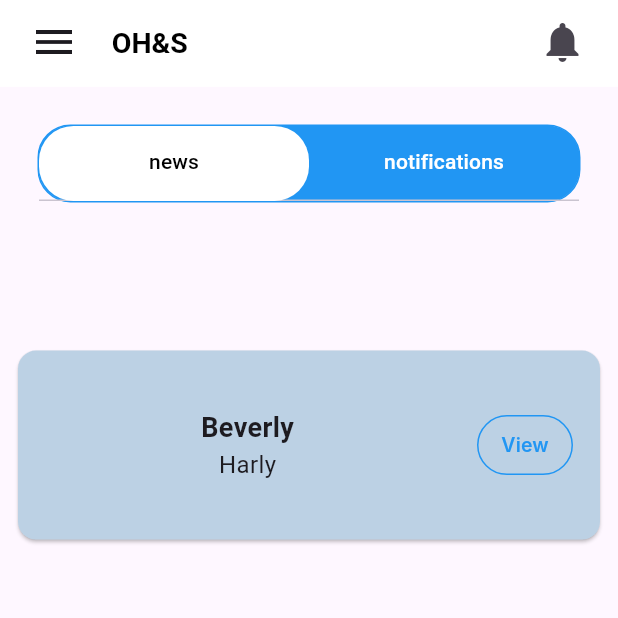
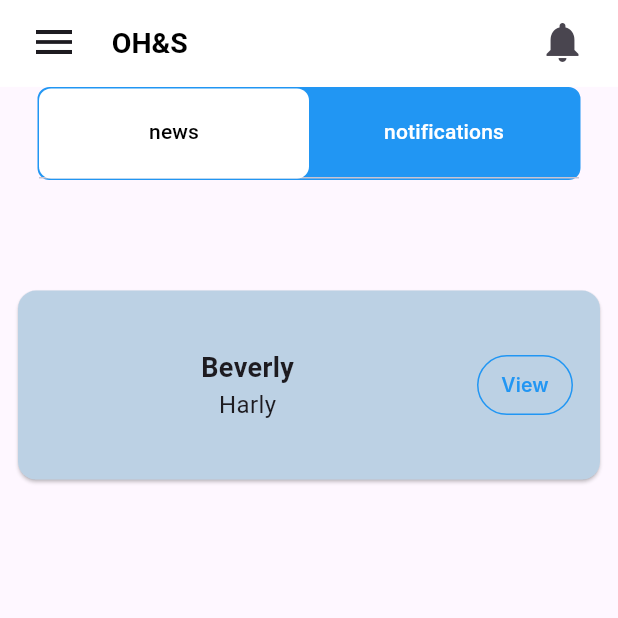
Before and after one commit to centrric-cint0033/enviroapplicationformobileusers, a Flutter app: the OhsPage screen opened directly, on a phone screen of 412 x 824 dp, the top half of it. Run offline on Flutter 3.47's test engine with Material 3 defaults, Android fonts, the phone set to English and light mode, and no system bars; our stand-ins replace auto_route, dartz, flutter_mobx, flutter_screenutil, flutter_secure_storage, flutter_svg and 6 more; missing offline and left inert: http_interceptor; accounts and stored records are empty; generated files the repository leaves out were written again; Roboto replaces fonts that are missing (Inter).

Commit message:
Ohs page created

```diff
--- a/lib/Routepage/approutes.dart
+++ b/lib/Routepage/approutes.dart
@@ -2,6 +2,8 @@
 import 'package:enviro_mobile_application/Routepage/approutes.gr.dart';
 
 import 'package:enviro_mobile_application/Routepage/routespage.dart';
+import 'package:enviro_mobile_application/view/loginpage/oh&s_page/oh&s_page.dart';
+import 'package:flutter/material.dart';
 
 @AutoRouterConfig()
 class AppRouter extends $AppRouter {
@@ -15,6 +17,7 @@
           page: MainRoute.page,
           path: RouteNames.mainscreen,
         ),
-        AutoRoute(page: SalesMainRoute.page, path: RouteNames.salesmainpage)
+        AutoRoute(page: SalesMainRoute.page, path: RouteNames.salesmainpage),
+        AutoRoute(page: OhsRoute.page, path: RouteNames.OhsPage)
       ];
 }
--- a/lib/Routepage/routespage.dart
+++ b/lib/Routepage/routespage.dart
@@ -2,4 +2,5 @@
   static const String loginpage = '/';
   static const String mainscreen = '/mainscreen';
   static const String salesmainpage = '/salesmainpage';
+  static const String OhsPage = '/ohspage';
 }
--- a/lib/view/loginpage/Common_widgets/notification_news_tabbar.dart
+++ b/lib/view/loginpage/Common_widgets/notification_news_tabbar.dart
@@ -4,7 +4,7 @@
   return TabBar(
     indicatorSize: TabBarIndicatorSize.tab,
     indicator: BoxDecoration(
-      borderRadius: BorderRadius.circular(23),
+      borderRadius: BorderRadius.circular(8),
       color: Colors.white,
     ),
     labelColor: Colors.black,
--- a/lib/view/loginpage/common/appbar/mainScreen/mainscreen.dart
+++ b/lib/view/loginpage/common/appbar/mainScreen/mainscreen.dart
@@ -32,7 +32,7 @@
           },
         ),
       ),
-      bottomNavigationBar: const CommonBottombar(),
+      // bottomNavigationBar: const CommonBottombar(),
     );
   }
 }
--- a/lib/view/loginpage/oh&s_page/oh&s_page.dart
+++ b/lib/view/loginpage/oh&s_page/oh&s_page.dart
@@ -1,3 +1,4 @@
+import 'package:auto_route/auto_route.dart';
 import 'package:enviro_mobile_application/view/loginpage/Common_widgets/notification_news_tabbar.dart';
 import 'package:enviro_mobile_application/view/loginpage/Common_widgets/widgets/cm_home_page.dart';
 import 'package:enviro_mobile_application/view/loginpage/Common_widgets/widgets/cmn_action_icon.dart';
@@ -13,6 +14,7 @@
 
 import '../Common_widgets/widgets/cmn_leading_icon.dart';
 
+@RoutePage()
 class OhsPage extends StatelessWidget {
   const OhsPage({Key? key}) : super(key: key);
 
@@ -33,14 +35,14 @@
         body: Column(
           children: [
             Padding(
-              padding: const EdgeInsets.all(25.0),
+              padding: const EdgeInsets.only(left: 25, right: 25),
               child: Container(
                 width: 390,
-                height: 52,
+                height: 62,
                 decoration: BoxDecoration(
                   color: Colors.blue,
                   border: Border.all(color: Colors.blue),
-                  borderRadius: BorderRadius.circular(22.0),
+                  borderRadius: BorderRadius.circular(8.0),
                 ),
                 child: notification_news_tabbar(),
               ),
```
Also changed, not shown: lib/view/loginpage/common/appbar/bottombar.dart (+53 -53 lines), lib/view/loginpage/home_page/home_page.dart (+14 -6 lines), lib/Routepage/approutes.gr.dart.
